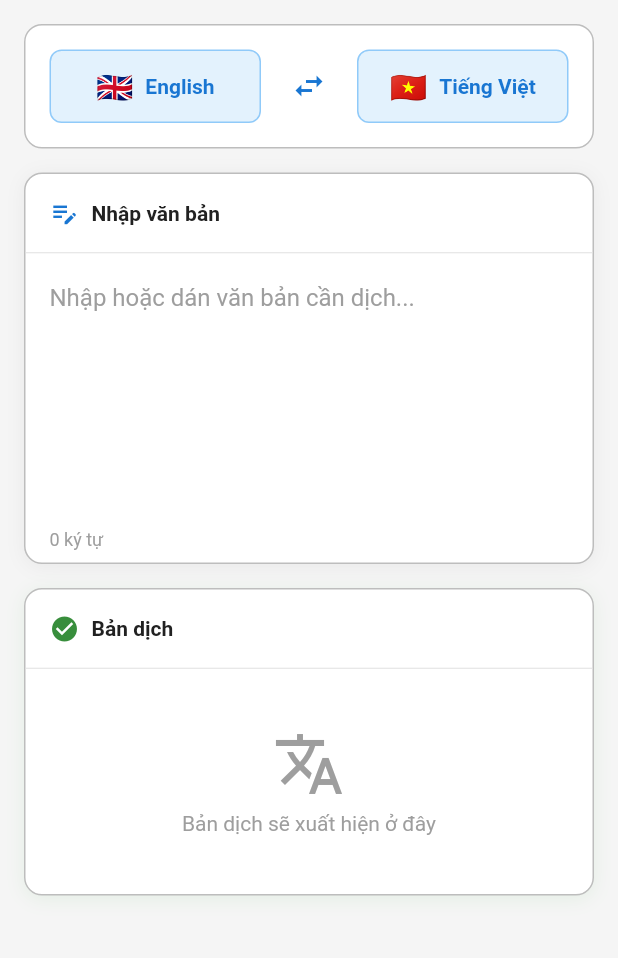
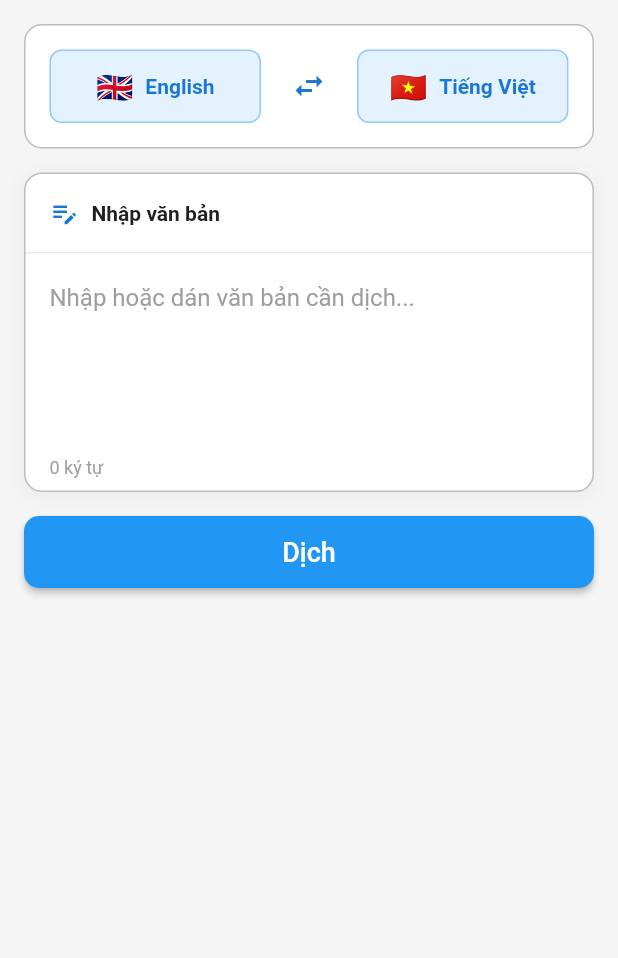
Before and after one commit to Nhom-LTTBDD/EnGoApp, a Flutter app: the TranslationPage screen opened by its route, on a phone screen of 412 x 824 dp, the part 84-1042 px from its top. Run offline on Flutter 3.47's test engine with Material 3 defaults, Android fonts, the phone set to English and light mode, and no system bars; our stand-ins replace audioplayers, cloud_firestore, dartz, equatable, firebase_auth, firebase_core and 7 more; missing offline and left inert: translator; accounts and stored records are empty.

Commit message:
fix text to speech

```diff
--- a/lib/presentation/pages/translation/translation_page.dart
+++ b/lib/presentation/pages/translation/translation_page.dart
@@ -88,6 +88,8 @@ class _TranslationPageState extends State<TranslationPage> {
       _sourceLanguage = _targetLanguage;
       _targetLanguage = temp;
 
+      _isTranslating = false;
+
       // Swap text
       final tempText = _sourceController.text;
       _sourceController.text = _translatedText;
@@ -113,9 +115,9 @@ class _TranslationPageState extends State<TranslationPage> {
     });
   }
 
-  void _speakText(String text) {
+  void _speakText(String text, String language) {
     try {
-      if (_targetLanguage == 'en') {
+      if (language == 'en') {
         _ttsService.speakEnglish(text);
       } else {
         _ttsService.speakVietnamese(text);
@@ -134,12 +136,12 @@ class _TranslationPageState extends State<TranslationPage> {
   void _speakSourceText() {
     final text = _sourceController.text.trim();
     if (text.isEmpty) return;
-    _speakText(text);
+    _speakText(text, _sourceLanguage); // Speak in SOURCE language
   }
 
   void _speakTranslatedText() {
     if (_translatedText.trim().isEmpty) return;
-    _speakText(_translatedText);
+    _speakText(_translatedText, _targetLanguage); // Speak in TARGET language
   }
 
   @override
@@ -172,11 +174,30 @@ class _TranslationPageState extends State<TranslationPage> {
                       SourceInputWidget(
                         controller: _sourceController,
                         onClear: _clearText,
-                        onChanged: (_) => _performTranslation(),
                         onSpeak: _speakSourceText,
                       ),
                       const SizedBox(height: spaceMd),
 
+                      SizedBox(
+                        width: double.infinity,
+                        height: 48,
+                        child: ElevatedButton(
+                          style: ElevatedButton.styleFrom(
+                            shape: RoundedRectangleBorder(
+                              borderRadius: BorderRadius.circular(10),
+                            ),
+                          ),
+                          onPressed: _performTranslation,
+                          child: const Text(
+                            'Dịch',
+                            style: TextStyle(fontSize: 18),
+                          ),
+                        ),
+                      ),
+                      if (_translatedText.isNotEmpty ||
+                          _isTranslating ||
+                          errorMessage != null) ...[
+                        const SizedBox(height: spaceMd),
                         // Translation Result
                         TranslationResultWidget(
                           translatedText: _translatedText,
@@ -189,6 +210,7 @@ class _TranslationPageState extends State<TranslationPage> {
                           TranslationErrorWidget(errorMessage: errorMessage),
                         ],
                       ],
+                    ],
                   ),
                 ),
               ),
--- a/lib/presentation/widgets/translation/source_input_widget.dart
+++ b/lib/presentation/widgets/translation/source_input_widget.dart
@@ -6,14 +6,12 @@ import '../../../core/constants/app_spacing.dart';
 class SourceInputWidget extends StatelessWidget {
   final TextEditingController controller;
   final VoidCallback onClear;
-  final ValueChanged<String> onChanged;
   final VoidCallback? onSpeak;
 
   const SourceInputWidget({
     super.key,
     required this.controller,
     required this.onClear,
-    required this.onChanged,
     this.onSpeak,
   });
 
@@ -67,7 +65,7 @@ class SourceInputWidget extends StatelessWidget {
           // Text field
           TextField(
             controller: controller,
-            maxLines: 6,
+            maxLines: 4,
             decoration: InputDecoration(
               hintText: 'Nhập hoặc dán văn bản cần dịch...',
               hintStyle: TextStyle(color: getTextThird(context)),
@@ -79,7 +77,6 @@ class SourceInputWidget extends StatelessWidget {
               color: getTextPrimary(context),
               height: 1.5,
             ),
-            onChanged: onChanged,
           ),
 
           // Footer
--- a/lib/presentation/widgets/translation/translation_result_widget.dart
+++ b/lib/presentation/widgets/translation/translation_result_widget.dart
@@ -72,7 +72,7 @@ class TranslationResultWidget extends StatelessWidget {
           // Translation text
           Container(
             width: double.infinity,
-            constraints: const BoxConstraints(minHeight: 150),
+            constraints: const BoxConstraints(minHeight: 120),
             padding: const EdgeInsets.all(spaceMd),
             child: translatedText.isEmpty
                 ? Center(
```
Also changed, not shown: lib/routes/app_routes.dart (+4 -4 lines), lib/presentation/pages/flashcard/flashcard_page.dart (renamed from lib/presentation/pages/vocabulary/flashcard_page.dart), lib/presentation/pages/flashcard/flashcard_result_page.dart (renamed from lib/presentation/pages/vocabulary/flashcard_result_page.dart), lib/presentation/pages/quiz/quiz_page.dart (renamed from lib/presentation/pages/vocabulary/quiz_page.dart), lib/presentation/pages/quiz/quiz_result_page.dart (renamed from lib/presentation/pages/vocabulary/quiz_result_page.dart), lib/presentation/pages/quiz/quiz_settings_page.dart (renamed from lib/presentation/pages/vocabulary/quiz_settings_page.dart). Lines whose indentation alone changed are shown as unchanged.
